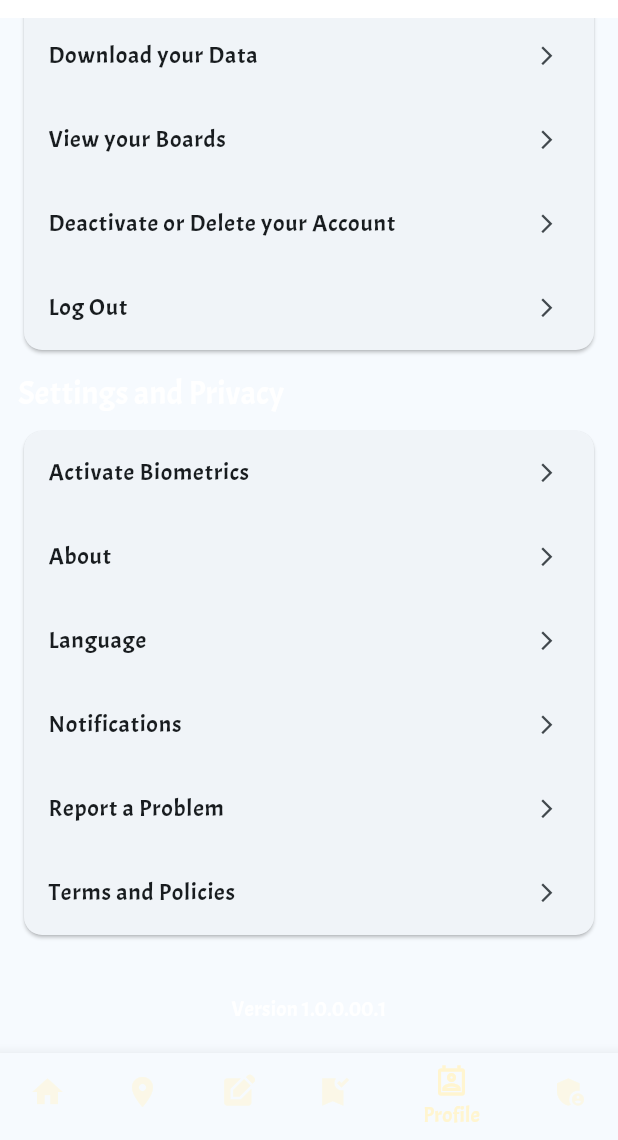
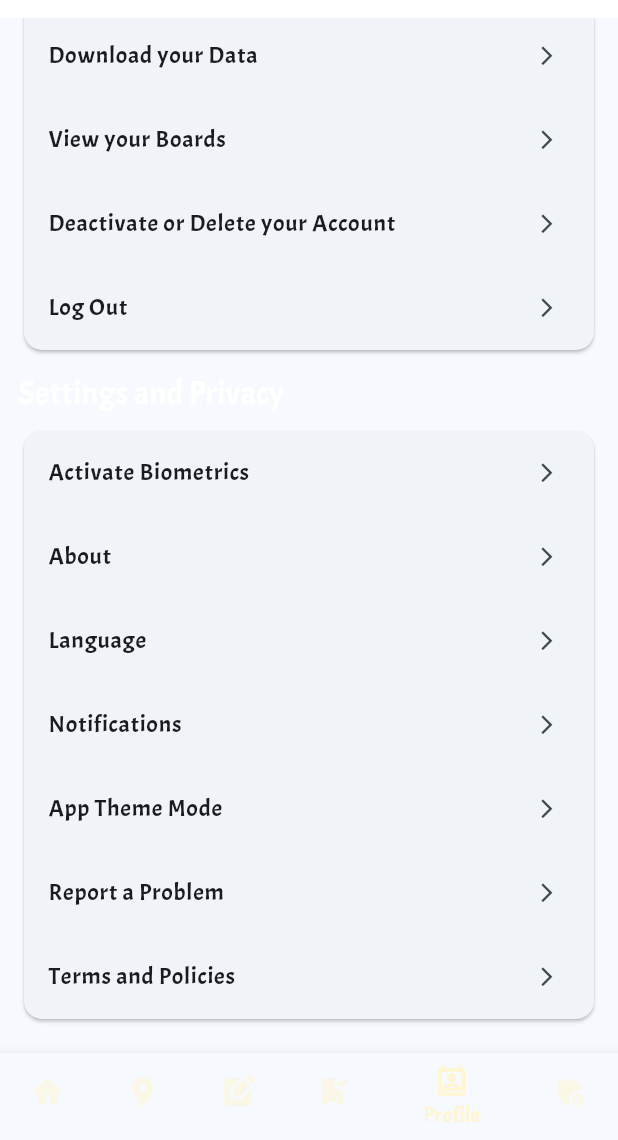
Before and after one commit to JOMI18/Reality-Shift-App, a Flutter app: the screen it shows after launch, item 5 of the bottom bar chosen, scrolled down 259 dp, on a phone screen of 412 x 824 dp, the part 96-1236 px from its top. Run offline on Flutter 3.47's test engine with Material 3 defaults, Android fonts, the light colour scheme and no system bars; our stand-ins replace device_info_plus, dio, fl_chart, flutter_riverpod, google_sign_in, lottie and 4 more; missing offline and left inert: universal_html.

Commit message:
App Theme Customization  Added

```diff
--- a/lib/customized/alerts/create_new.dart
+++ b/lib/customized/alerts/create_new.dart
@@ -5,7 +5,7 @@ class CreateNew {
   CreateNew();
 
   static Future<String?> showFolderDialog(BuildContext context,
-      {name, hint, inputCt, onpressed}) async {
+      {name, hint, inputCt, onpressed, action}) async {
     Color rootcolor = Utilities().appColors(context).secondary;
 
     return showDialog<String>(
@@ -36,7 +36,7 @@ class CreateNew {
             ),
             ElevatedButton(
               onPressed: onpressed,
-              child: Text('Create'),
+              child: Text(action),
             ),
           ],
         );
--- a/lib/customized/custom_app_bar.dart
+++ b/lib/customized/custom_app_bar.dart
@@ -1,11 +1,12 @@
 import 'package:flutter/material.dart';
 import 'package:reality_shift/imports.dart';
+import 'package:reality_shift/main.dart';
 
 class CustomAppBar {
   CustomAppBar();
 
   PreferredSizeWidget welcomebar(context, title) {
-    Color rootcolor = Utilities().appColors(context).secondary;
+    // Color secondary = Utilities().appColors(context).secondary;
 
     return AppBar(
       bottom: const PreferredSize(
@@ -17,13 +18,13 @@ class CustomAppBar {
         ),
       ),
       automaticallyImplyLeading: false,
-      foregroundColor: rootcolor,
+      // foregroundColor: secondary,
       title: ComponentSlideIns(
         beginOffset: Offset(0, -2),
         child: Row(
           children: [
             Image.asset(
-              "lib/assets/images/logo-icon.png",
+              "lib/assets/images/logos/logo-icon-dark.png",
               height: 5.h,
             ),
             SizedBox(
@@ -38,18 +39,23 @@ class CustomAppBar {
   }
 
   PreferredSizeWidget dashboardbar(context, title, img) {
-    Color rootcolor = Utilities().appColors(context).secondary;
+    Color secondary = Utilities().appColors(context).secondary;
     return AppBar(
-      bottom: const PreferredSize(
+        bottom: PreferredSize(
           preferredSize: Size.fromHeight(20),
-        child: Divider(
+          child: Consumer(builder: (context, ref, child) {
+            final selectedTheme = ref.watch(AppThemeProvider)["theme"];
+            Color dividerColor =
+                selectedTheme == darkTheme ? Colors.white : secondary;
+
+            return Divider(
               height: 12,
               thickness: 12,
-          color: Colors.white,
-        ),
+              color: dividerColor,
+            );
+          }),
         ),
         centerTitle: true,
-      foregroundColor: rootcolor,
         title: ComponentSlideIns(
           beginOffset: Offset(0, -2),
           child: Row(
@@ -84,7 +90,6 @@ class CustomAppBar {
                     },
                     child: Icon(
                       Icons.favorite_rounded,
-                    color: rootcolor,
                     ),
                   ),
                   SizedBox(
@@ -96,27 +101,31 @@ class CustomAppBar {
                     },
                     child: Icon(
                       Icons.notifications_active_rounded,
-                    color: rootcolor,
                     ),
                   )
                 ],
               )
             ],
           ),
-      ),
-    );
+        ));
   }
 
   PreferredSizeWidget generalbar(context, title) {
-    Color rootcolor = Utilities().appColors(context).secondary;
+    Color secondary = Utilities().appColors(context).secondary;
     return AppBar(
-      bottom: const PreferredSize(
+      bottom: PreferredSize(
         preferredSize: Size.fromHeight(20),
-        child: Divider(
+        child: Consumer(builder: (context, ref, child) {
+          final selectedTheme = ref.watch(AppThemeProvider)["theme"];
+          Color dividerColor =
+              selectedTheme == darkTheme ? Colors.white : secondary;
+
+          return Divider(
             height: 12,
             thickness: 12,
-          color: Colors.white,
-        ),
+            color: dividerColor,
+          );
+        }),
       ),
       centerTitle: true,
       leading: Navigator.of(context).canPop()
@@ -130,12 +139,18 @@ class CustomAppBar {
               child: Icon(
                 Icons.arrow_back_ios_new_rounded,
                 size: 22,
-                color: rootcolor,
+                color: secondary,
               ),
             )
           : null,
-      foregroundColor: rootcolor,
-      title: ComponentSlideIns(
+      // foregroundColor: secondary,
+      title: Consumer(builder: (context, ref, child) {
+        final selectedTheme = ref.watch(AppThemeProvider)["theme"];
+        String img = selectedTheme == darkTheme
+            ? "logo-icon-dark.png"
+            : "logo-icon-light.png";
+
+        return ComponentSlideIns(
           beginOffset: Offset(0, -2),
           child: Row(
             mainAxisAlignment: MainAxisAlignment.spaceBetween,
@@ -143,12 +158,13 @@ class CustomAppBar {
               Text("$title",
                   textAlign: TextAlign.end, style: TextStyle(fontSize: 20.sp)),
               Image.asset(
-              "lib/assets/images/logo-icon.png",
+                "lib/assets/images/logos/$img",
                 height: 5.h,
               ),
             ],
           ),
-      ),
+        );
+      }),
     );
   }
 }
--- a/lib/imports.dart
+++ b/lib/imports.dart
@@ -15,6 +15,8 @@ export 'package:reality_shift/screens/dashboard.dart';
 export 'package:reality_shift/screens/sign_out.dart';
 export 'package:reality_shift/screens/locations.dart';
 export 'package:reality_shift/screens/notify.dart';
+export 'package:reality_shift/screens/full_user_profile.dart';
+export 'package:reality_shift/screens/app_theme_mode.dart';
 
 // admin
 export 'package:reality_shift/screens/admin/panel.dart';
@@ -58,6 +60,10 @@ export 'package:reality_shift/customized/custom_otp_box.dart';
 export 'package:reality_shift/customized/custom_bottom_sheet.dart';
 export 'package:reality_shift/customized/alerts/create_new.dart';
 export 'package:reality_shift/customized/custom_error_screen.dart';
+export 'package:reality_shift/customized/custom_switch.dart';
 
 // transition
 export 'package:reality_shift/transitions/item_slide_ins.dart';
+
+// main
+export 'package:reality_shift/main.dart';
--- a/lib/main.dart
+++ b/lib/main.dart
@@ -2,7 +2,7 @@ import 'package:flutter/material.dart';
 import 'package:reality_shift/imports.dart';
 
 void main() {
-  runApp(ProviderScope(child: const MyApp()));
+  runApp(const ProviderScope(child: MyApp()));
 }
 
 class MyApp extends StatelessWidget {
@@ -11,57 +11,101 @@ class MyApp extends StatelessWidget {
   @override
   Widget build(BuildContext context) {
     return ResponsiveSizer(builder: (context, orientation, screenType) {
+      return Consumer(
+        builder: (context, ref, child) {
+          final selectedTheme = ref.watch(AppThemeProvider)["theme"];
+          print(selectedTheme);
           return MaterialApp(
             title: 'Reality Shift',
             debugShowCheckedModeBanner: false,
-        theme: ThemeData(
+            theme: selectedTheme,
+            // initialRoute: "dashboard",
+            initialRoute: "dashboard",
+            routes: {
+              "index": (context) => const Index(),
+              "onboarding": (context) => const Onboarding(),
+              "choose_signup": (context) => ChooseSignUp(),
+              "signup": (context) => const SignUp(),
+              "cta": (context) => const CTA(),
+              "verification": (context) => const Verification(),
+              "login": (context) => const Login(),
+
+              // user
+              "dashboard": (context) => const Dashboard(),
+              "signout": (context) => const SignOut(),
+              "locations": (context) => const Locations(),
+              "user": (context) => const Profile(),
+              "favs": (context) => const Pins(),
+              "notify": (context) => const Notify(),
+              "full_user_profile": (context) => const FullUserProfile(),
+              "app_theme": (context) => const AppThemeMode(),
+
+              // admin
+              "admin_panel": (context) => const Panel(),
+              "create_continent": (context) => const CreateContinent(),
+              "manage_users": (context) => const ManageUsers()
+            },
+          );
+        },
+      );
+    });
+  }
+}
+
+final lightTheme = ThemeData(
   fontFamily: "Acme",
   colorScheme: ColorScheme.fromSeed(
-              primary: Color.fromARGB(255, 15, 34, 45),
-              secondary: Color.fromARGB(255, 255, 245, 208),
-              background: Color(0xFF0F222D),
-              seedColor: Color(0xFF0F222D)),
+    primary: const Color.fromARGB(255, 255, 245, 208),
+    secondary: const Color.fromARGB(255, 15, 34, 45),
+    background: const Color.fromARGB(255, 255, 245, 208),
+    seedColor: const Color.fromARGB(255, 255, 245, 208),
+  ),
+  textTheme: const TextTheme(
+    bodyMedium: TextStyle(color: Colors.black),
+    bodyLarge: TextStyle(color: Colors.black),
+    bodySmall: TextStyle(color: Colors.black),
+  ),
+  bottomNavigationBarTheme:
+      const BottomNavigationBarThemeData(backgroundColor: Color(0xFFFFF5D0)),
+  bottomAppBarTheme: const BottomAppBarTheme(
+    color: Color(0xFFFFF5D0),
+  ),
+  appBarTheme: const AppBarTheme(
+    foregroundColor: Color.fromARGB(255, 15, 34, 45),
+    backgroundColor: Color(0xFFFFF5D0),
+  ),
+  // cardTheme: const CardTheme(color: Colors.black),
+  // dividerColor: Colors.black,
+  // listTileTheme: const ListTileThemeData(
+  //     subtitleTextStyle: TextStyle(color: Colors.white),
+  //     titleTextStyle: TextStyle(color: Colors.white)),
+  useMaterial3: true,
+);
+
+final darkTheme = ThemeData(
+  fontFamily: "Acme",
+  colorScheme: ColorScheme.fromSeed(
+      primary: const Color.fromARGB(255, 15, 34, 45),
+      secondary: const Color.fromARGB(255, 255, 245, 208),
+      background: const Color(0xFF0F222D),
+      seedColor: const Color(0xFF0F222D)),
   textTheme: const TextTheme(
     bodyMedium: TextStyle(color: Colors.white),
     bodyLarge: TextStyle(color: Colors.white),
     bodySmall: TextStyle(color: Colors.white),
   ),
-          bottomNavigationBarTheme: const BottomNavigationBarThemeData(
-              backgroundColor: Color(0xFF0F222D)),
+  bottomNavigationBarTheme:
+      const BottomNavigationBarThemeData(backgroundColor: Color(0xFF0F222D)),
   bottomAppBarTheme: const BottomAppBarTheme(
     color: Color(0xFF0F222D),
   ),
-          appBarTheme: const AppBarTheme(backgroundColor: Color(0xFF0F222D)
-              // backgroundColor: Color(0xFFFFF5D0),
+  appBarTheme: const AppBarTheme(
+    backgroundColor: Color(0xFF0F222D),
+    foregroundColor: Color(0xFFFFF5D0),
   ),
+  dividerColor: Colors.white,
   useMaterial3: true,
-        ),
-        // initialRoute: "dashboard",
-        initialRoute: "dashboard",
-        routes: {
-          "index": (context) => Index(),
-          "onboarding": (context) => Onboarding(),
-          "choose_signup": (context) => ChooseSignUp(),
-          "signup": (context) => SignUp(),
-          "cta": (context) => CTA(),
-          "verification": (context) => Verification(),
-          "login": (context) => Login(),
-          "dashboard": (context) => Dashboard(),
-          "signout": (context) => SignOut(),
-          "locations": (context) => Locations(),
-          "user": (context) => Profile(),
-          "favs": (context) => Pins(),
-          "notify": (context) => Notify(),
-
-          // admin
-          "admin_panel": (context) => Panel(),
-          "create_continent": (context) => CreateContinent(),
-          "manage_users": (context) => ManageUsers()
-        },
 );
-    });
-  }
-}
 
 // world time api
 // https://worldtimeapi.org/api/timezone/
@@ -81,3 +125,5 @@ class MyApp extends StatelessWidget {
 // make admin responsive
 //check if main users table haas img
 // optimize all images
+// validate editing user profile
+// verify in back end first
--- a/lib/screens/notes.dart
+++ b/lib/screens/notes.dart
@@ -47,7 +47,9 @@ class _NotesState extends State<Notes> {
                                 name: 'Create New Folder',
                                 hint: 'Enter folder name',
                                 inputCt: folderNameController,
+                                action: "Create",
                                 onpressed: () {
+                                  // verify in back end first
                                   String folderName = folderNameController.text;
                                   if (folderName != "") {
                                     setState(() {
--- a/lib/screens/pins.dart
+++ b/lib/screens/pins.dart
@@ -12,7 +12,7 @@ class _PinsState extends State<Pins> {
   @override
   Widget build(BuildContext context) {
     return Scaffold(
-      appBar: CustomAppBar().generalbar(context, "Customize My Favorite Pins:"),
+      appBar: CustomAppBar().generalbar(context, "Customize My Pins:"),
     );
   }
 }
--- a/lib/screens/profile.dart
+++ b/lib/screens/profile.dart
@@ -13,9 +13,9 @@ class _ProfileState extends State<Profile> {
     {
       "key": "Account",
       "child": [
-        {"route": "", "tab": "User Information"},
+        {"route": "full_user_profile", "tab": "User Information"},
         {"route": "", "tab": "Download your Data"},
-        {"route": "", "tab": "View your Boards"},
+        {"route": "favs", "tab": "View your Boards"},
         {"route": "", "tab": "Deactivate or Delete your Account"},
         {"route": "", "tab": "Log Out"}
       ]
@@ -27,6 +27,7 @@ class _ProfileState extends State<Profile> {
         {"route": "", "tab": "About"},
         {"route": "", "tab": "Language"},
         {"route": "", "tab": "Notifications"},
+        {"route": "app_theme", "tab": "App Theme Mode"},
         {"route": "", "tab": "Report a Problem"},
         {"route": "", "tab": "Terms and Policies"},
       ]
--- a/lib/services/state_providers.dart
+++ b/lib/services/state_providers.dart
@@ -1,6 +1,10 @@
+import 'package:flutter/material.dart';
 import 'package:reality_shift/imports.dart';
+import 'package:reality_shift/main.dart';
 
 StateProvider<Map> signUpProvider = StateProvider<Map>((ref) => {});
+StateProvider<Map<String, ThemeData>> AppThemeProvider =
+    StateProvider<Map<String, ThemeData>>((ref) => {"theme": darkTheme});
 
 StateProvider<UserModel> userProvider = StateProvider<UserModel>((ref) {
   return UserModel(
--- a/pubspec.yaml
+++ b/pubspec.yaml
@@ -74,12 +74,13 @@ flutter:
     - lib/assets/images/countries/africa/
     - lib/assets/images/countries/
     - lib/assets/images/backgrounds/
-    - lib/assets/images/
+    - lib/assets/images/logos/
     - lib/assets/images/lottie/
     - lib/assets/images/continents/
     - lib/assets/images/countries/africa/slides/
     - lib/assets/images/cards/
     - lib/assets/images/navs/
+    - lib/assets/images/theme/
 
   # An image asset can refer to one or more resolution-specific "variants", see
   # https://flutter.dev/assets-and-images/#resolution-aware
```
Also changed, not shown: lib/customized/custom_switch.dart (added, +21 -0 lines), lib/screens/app_theme_mode.dart (added, +132 -0 lines), lib/screens/full_user_profile.dart (added, +160 -0 lines), lib/screens/home.dart (+41 -25 lines), lib/assets/images/logos/google-logo.jpeg (renamed from lib/assets/images/google-logo.jpeg), lib/assets/images/logos/loading-logo.png (renamed from lib/assets/images/loading-logo.png), lib/assets/images/logos/logo-icon-dark.png (renamed from lib/assets/images/logo-icon.png), lib/assets/images/logos/logo-icon-light.png (added), lib/assets/images/logos/logo.png (renamed from lib/assets/images/logo.png), lib/assets/images/theme/darkmode.png (added), lib/assets/images/theme/lightmode.png (added). Lines whose indentation alone changed are shown as unchanged.
